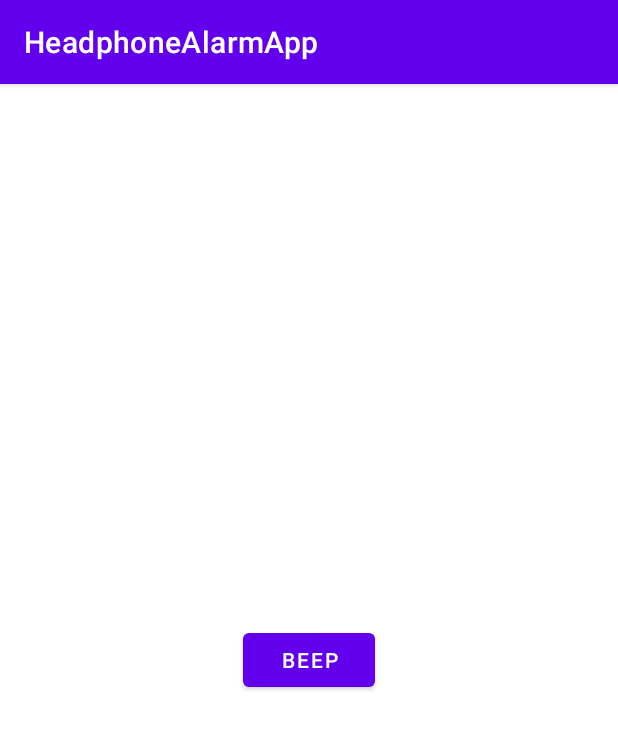
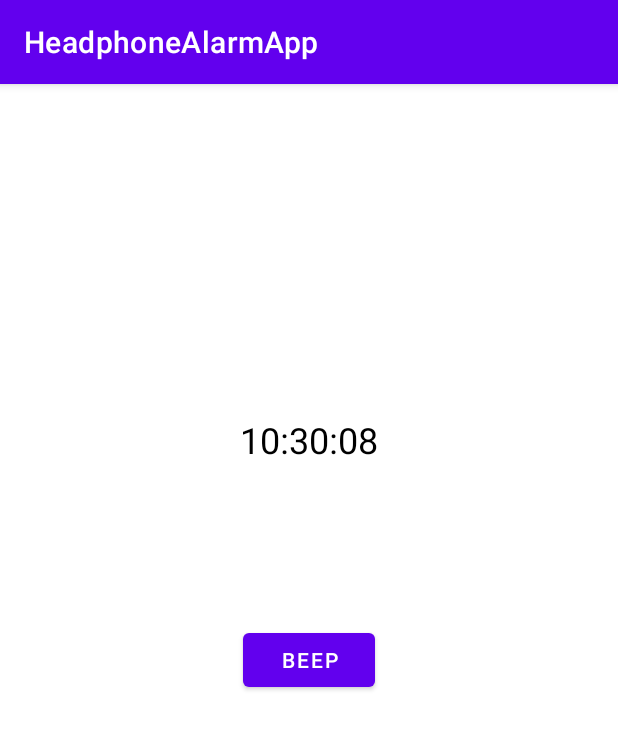
Before and after one commit to dai2job/HeadphoneAlarmApp, an Android app: the screen it shows after launch (MainActivity), on a phone screen of 412 x 824 dp. Shown: the top 729 px of the screen. Run offline under Robolectric (Android 15) with nearby library versions, the phone set to English and light mode, and no system bars.

Commit message:
Add function to display current time

```diff
--- a/app/src/main/java/com/matsubara/headphonealarmapp/MainActivity.java
+++ b/app/src/main/java/com/matsubara/headphonealarmapp/MainActivity.java
@@ -3,27 +3,52 @@ package com.matsubara.headphonealarmapp;
 import androidx.appcompat.app.AppCompatActivity;
 
 import android.os.Bundle;
+import android.os.Handler;
+import android.os.Looper;
 import android.util.Log;
 import android.widget.Button;
+import android.widget.TextView;
 
 import com.matsubara.headphonealarmapp.connector.SoundConnector;
+import com.matsubara.headphonealarmapp.connector.TimeConnector;
 
 public class MainActivity extends AppCompatActivity {
 
     private static final String TAG = "MainActivity";
-    Button beepButton = null;
+    private TextView currentTimeTextView;
+    Button beepButton;
+    TimeConnector mTimeConnector = null;
     SoundConnector mSoundConnector = null;
+
+    private final Handler handler = new Handler(Looper.getMainLooper());
+
+    private final Runnable updateCurrentTimeTask = new Runnable() {
+        @Override
+        public void run() {
+            updateCurrentTime();
+            handler.postDelayed(this, 1000); // 1秒ごとに更新
+        }
+    };
 
     @Override
     protected void onCreate(Bundle savedInstanceState) {
         super.onCreate(savedInstanceState);
         setContentView(R.layout.activity_main);
 
-        initializeButton();
+        initializeView();
+        mTimeConnector = new TimeConnector();
         mSoundConnector = new SoundConnector(this, R.raw.beep_sound);
+
+        handler.post(updateCurrentTimeTask);
     }
 
-    public void initializeButton() {
+    @Override
+    protected void onDestroy() {
+        super.onDestroy();
+        handler.removeCallbacks(updateCurrentTimeTask);
+    }
+
+    public void initializeView() {
         beepButton = findViewById(R.id.beep_button);
         beepButton.setOnClickListener(view -> {
             if (mSoundConnector == null) {
@@ -32,5 +57,11 @@ public class MainActivity extends AppCompatActivity {
             }
             mSoundConnector.beep();
         });
+
+        currentTimeTextView = findViewById(R.id.current_time_text);
+    }
+
+    private void updateCurrentTime() {
+        currentTimeTextView.setText(mTimeConnector.getCurrentTime());
     }
 }
--- /dev/null
+++ b/app/src/main/java/com/matsubara/headphonealarmapp/connector/TimeConnector.java
@@ -0,0 +1,16 @@
+package com.matsubara.headphonealarmapp.connector;
+
+import java.text.SimpleDateFormat;
+import java.util.Date;
+import java.util.Locale;
+
+public class TimeConnector {
+
+    public String getCurrentTime() {
+        long currentTimeMillis = System.currentTimeMillis();
+        Date currentDate = new Date(currentTimeMillis);
+
+        SimpleDateFormat dateFormat = new SimpleDateFormat("HH:mm:ss", Locale.getDefault());
+        return dateFormat.format(currentDate);
+    }
+}
--- a/app/src/main/res/layout/activity_main.xml
+++ b/app/src/main/res/layout/activity_main.xml
@@ -18,4 +18,18 @@
         app:layout_constraintVertical_bias="0.5"
         app:layout_constraintHorizontal_bias="0.5" />
 
+    <TextView
+        android:id="@+id/current_time_text"
+        android:layout_width="wrap_content"
+        android:layout_height="wrap_content"
+        android:textSize="24sp"
+        android:textColor="@android:color/black"
+        android:text="@string/default_current_time"
+        app:layout_constraintLeft_toLeftOf="parent"
+        app:layout_constraintRight_toRightOf="parent"
+        app:layout_constraintTop_toTopOf="parent"
+        app:layout_constraintBottom_toBottomOf="parent"
+        app:layout_constraintVertical_bias="0.3"
+        app:layout_constraintHorizontal_bias="0.5" />
+
 </androidx.constraintlayout.widget.ConstraintLayout>
--- a/app/src/main/res/values/strings.xml
+++ b/app/src/main/res/values/strings.xml
@@ -1,3 +1,4 @@
 <resources>
     <string name="app_name">HeadphoneAlarmApp</string>
+    <string name="default_current_time">00:00:00</string>
 </resources>
```
